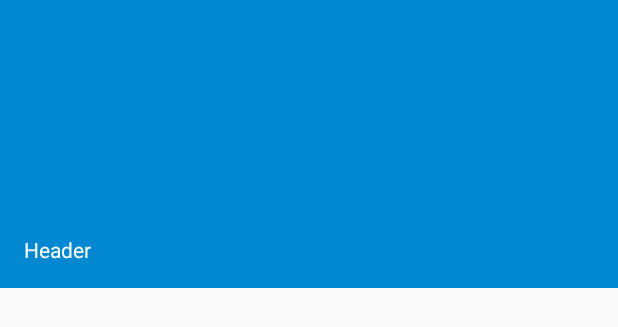
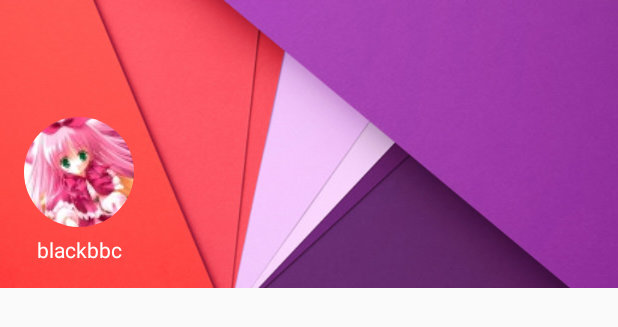
Before and after one commit to blackbbc/V2EX-Android-Client, an Android app: the layout nav_header.xml on its own in the app's theme, with its tools: preview values and no code run, on a phone screen of 412 x 824 dp. Shown: the top 327 px of the screen. Run offline under Robolectric (Android 15) with nearby library versions, the phone set to English and light mode, and no system bars.

Commit message:
Update tabs

```diff
--- a/app/build.gradle
+++ b/app/build.gradle
@@ -26,8 +26,10 @@ dependencies {
     compile 'com.android.support:cardview-v7:22.2.1'
     compile 'com.android.support:design:22.2.1'
     compile 'com.android.support:percent:22.2.0'
-    //3rd-party libraries
+    //must have libraries
     compile 'com.jakewharton:butterknife:7.0.1'
     compile 'com.orhanobut:logger:1.11'
+    //3rd-party libraries
     compile 'com.astuetz:pagerslidingtabstrip:1.0.1'
+    compile 'de.hdodenhof:circleimageview:1.3.0'
 }
--- a/app/src/main/res/layout/nav_header.xml
+++ b/app/src/main/res/layout/nav_header.xml
@@ -1,17 +1,30 @@
-<LinearLayout xmlns:android="http://schemas.android.com/apk/res/android"
+<RelativeLayout
+    xmlns:android="http://schemas.android.com/apk/res/android"
     android:layout_width="match_parent"
     android:layout_height="192dp"
-    android:background="?attr/colorPrimaryDark"
+    android:background="@drawable/header"
     android:padding="16dp"
     android:theme="@style/ThemeOverlay.AppCompat.Dark"
     android:orientation="vertical"
     android:gravity="bottom">
 
+    <de.hdodenhof.circleimageview.CircleImageView
+        android:id="@+id/circle_image_view"
+        android:layout_width="wrap_content"
+        android:layout_height="wrap_content"
+        android:src="@drawable/avatar"/>
+
     <TextView
-        android:layout_width="match_parent"
+        android:layout_width="wrap_content"
         android:layout_height="wrap_content"
-        android:text="Header"
+        android:layout_alignLeft="@id/circle_image_view"
+        android:layout_alignRight="@id/circle_image_view"
+        android:layout_below="@id/circle_image_view"
+        android:layout_marginTop="5dp"
+        android:text="blackbbc"
         android:textColor="@android:color/white"
-        android:textAppearance="@style/TextAppearance.AppCompat.Body1"/>
+        android:textAppearance="@style/TextAppearance.AppCompat.Body1"
+        android:id="@+id/header_username"
+        android:gravity="center" />
 
-</LinearLayout>
+</RelativeLayout>
```
Also changed, not shown: app/src/main/java/me/sweetll/v2ex/Fragment/ArticleListFragment.java (added, +43 -0 lines), app/src/main/java/me/sweetll/v2ex/Fragment/ArticleListFragmentAdapter.java (added, +33 -0 lines), app/src/main/java/me/sweetll/v2ex/MainActivity.java (+9 -1 lines), app/src/main/res/layout/activity_main.xml (+14 -0 lines), app/src/main/res/layout/fragment_article_list.xml (added, +12 -0 lines), app/src/main/res/drawable/avatar.jpeg (added), app/src/main/res/drawable/header.jpg (added), 1 other file.
